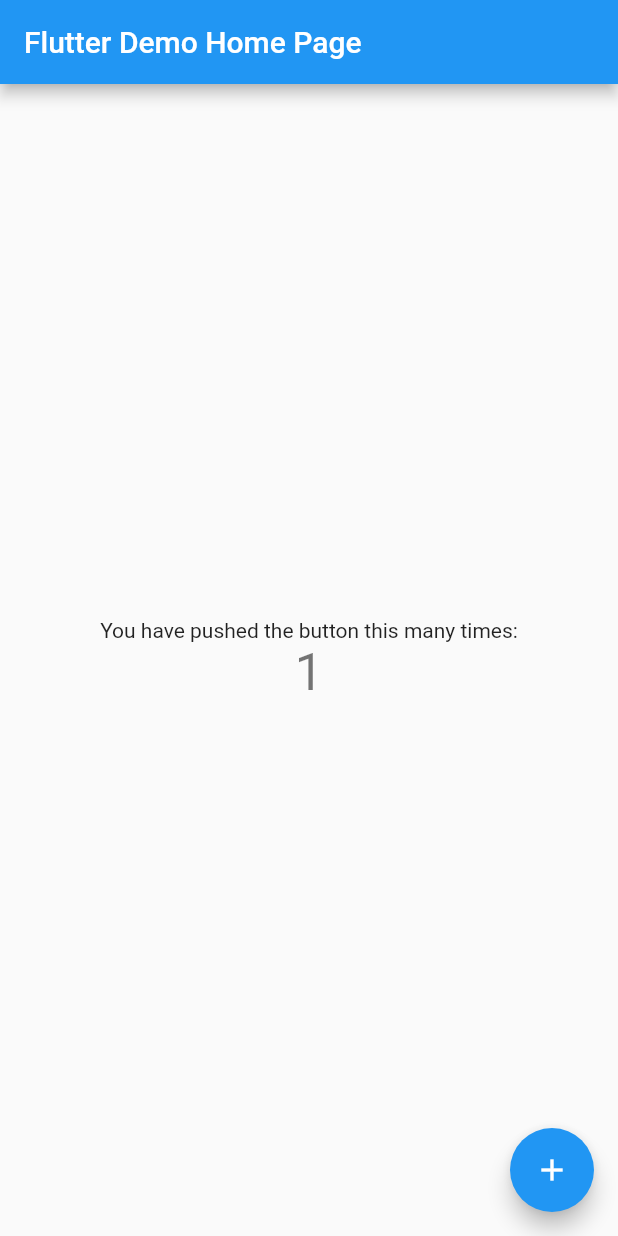
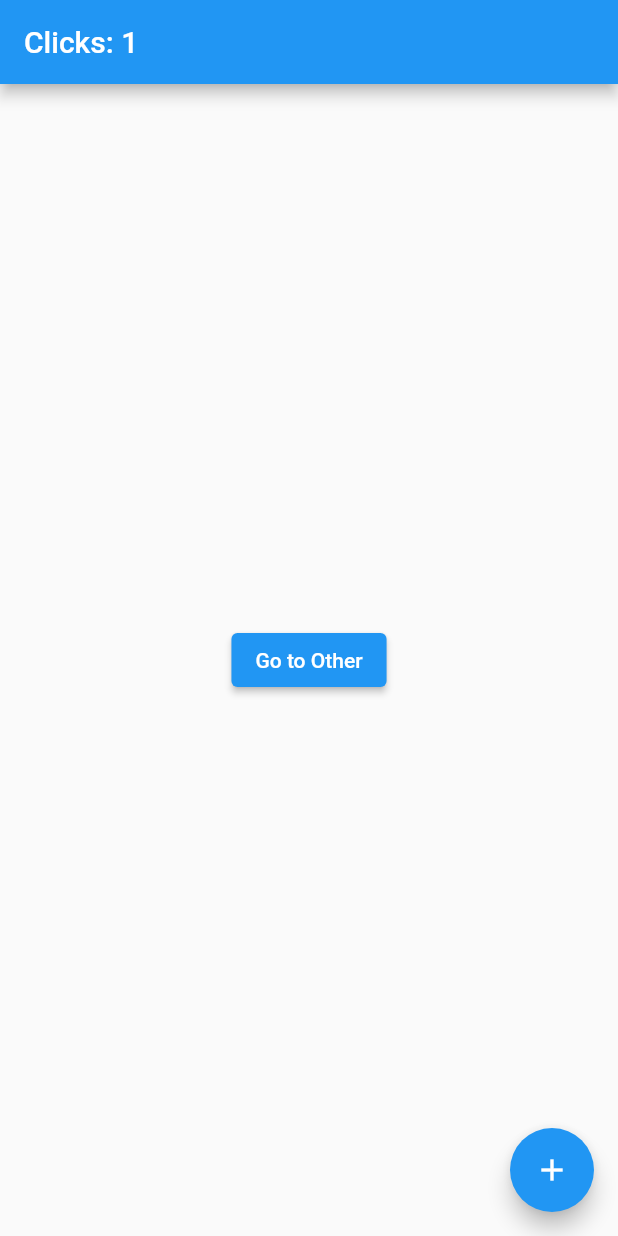
Before and after one commit to Not996NotOT/flutter_mirror, a Flutter app: the screen it shows after launch, after a tap on the "add" icon, on a phone screen of 412 x 824 dp. Run offline on Flutter 3.47's test engine with Material 2 defaults, Android fonts, the phone set to English and light mode, and no system bars; our stand-ins replace get; missing offline and left inert: reflectable; statements that could not run were skipped.

Commit message:
read changelog

```diff
--- /dev/null
+++ b/lib/api/Api.dart
@@ -0,0 +1,5 @@
+class Api {
+   get<T>(){
+
+   }
+}
--- /dev/null
+++ b/lib/api/CounterApi.dart
@@ -0,0 +1,21 @@
+import 'package:flutter_mirror/base/BaseApi.dart';
+import 'package:flutter_mirror/model/common/Result.dart';
+import 'package:flutter_mirror/model/dto/CounterDTO.dart';
+
+import '../utils/Reflect.dart';
+
+const countData = """
+{
+	"message": "",
+	"code": "000000",
+	"data": {
+		"count": 1
+	}
+}
+""";
+
+class CounterApi extends BaseApi {
+  Future<CounterDTO> getCounter() async {
+     return await this.get(countData);
+  }
+}
--- /dev/null
+++ b/lib/api/TodoApi.dart
@@ -0,0 +1,3 @@
+class TodoApi {
+
+}
--- /dev/null
+++ b/lib/base/BaseApi.dart
@@ -0,0 +1,9 @@
+import '../model/common/Result.dart';
+import '../utils/Reflect.dart';
+
+class BaseApi {
+  Future<T> get<T>(String json) async {
+    var result = MyReflect.reflectInstanceFromJson<Result>(json);
+    return await MyReflect.reflectInstanceFromMap<T>(result.data);
+  }
+}
--- /dev/null
+++ b/lib/base/BaseController.dart
@@ -0,0 +1,5 @@
+import 'package:get/get.dart';
+
+class BaseController extends GetxController {
+
+}
--- a/lib/main.dart
+++ b/lib/main.dart
@@ -1,35 +1,47 @@
 import 'package:flutter/material.dart';
+import 'package:flutter_mirror/api/CounterApi.dart';
+import 'package:flutter_mirror/api/TodoApi.dart';
 import 'package:flutter_mirror/main.reflectable.dart';
-import 'package:flutter_mirror/model/Person.dart';
+import 'package:flutter_mirror/pages/Todo.dart';
 import 'package:flutter_mirror/utils/Reflect.dart';
 import 'package:reflectable/reflectable.dart';
+import 'package:get/get.dart';
+import 'model/common/Result.dart';
 
 void main() {
   initializeReflectable();
+  void main() => runApp(GetMaterialApp(home: MyApp()));
+//   var json = """
+// {
+//   "code":"0000",
+//   "message":"获取数据成功",
+//   "data":{
+//     "firstName": "zhang",
+//     "lastName": "xing",
+//     "info": [
+//       {
+//         "phone": "17749531388",
+//         "address": "小区1",
+//         "rooms": [
+//           {"name": "room1", "area": 130}
+//         ]
+//       }
+//     ]
+//   }
+// }
 
-  var json = """
-{
-    "firstName": "zhang",
-    "lastName": "xing",
-    "info": [
-      {
-        "phone": "17749531388",
-        "address": "小区1",
-        "rooms": [
-          {"name": "room1", "area": 130}
-        ]
-      }
-    ]
-  }
-""";
+// """;
 
-  var personInstance = MyReflect.reflectInstanceFromJson<Person>(json);
-  print(personInstance.firstName + personInstance.lastName);
-  print(personInstance.info[0].phone);
-  print(personInstance.info[0].address);
-  print(personInstance.info[0].rooms[0].name);
-  print(personInstance.info[0].rooms[0].area);
-  runApp(const MyApp());
+//   var result = MyReflect.reflectInstanceFromJson<Result>(json);
+//   print(result.message);
+//   var personInstance = MyReflect.reflectInstanceFromMap<Person>(result.data);
+//   // var personInstance = MyReflect.reflectInstanceFromJson<Person>(result.data);
+//   print(personInstance.firstName + personInstance.lastName);
+//   print(personInstance.info[0].phone);
+//   print(personInstance.info[0].address);
+//   print(personInstance.info[0].rooms[0].name);
+//   print(personInstance.info[0].rooms[0].area);
+//   runApp(const MyApp());
 }
 
 class MyApp extends StatelessWidget {
@@ -52,101 +64,7 @@
         // is not restarted.
         primarySwatch: Colors.blue,
       ),
-      home: const MyHomePage(title: 'Flutter Demo Home Page'),
+      home: const Todo(),
     );
   }
 }
-
-class MyHomePage extends StatefulWidget {
-  const MyHomePage({Key? key, required this.title}) : super(key: key);
-
-  // This widget is the home page of your application. It is stateful, meaning
-  // that it has a State object (defined below) that contains fields that affect
-  // how it looks.
-
-  // This class is the configuration for the state. It holds the values (in this
-  // case the title) provided by the parent (in this case the App widget) and
-  // used by the build method of the State. Fields in a Widget subclass are
-  // always marked "final".
-
-  final String title;
-
-  @override
-  State<MyHomePage> createState() => _MyHomePageState();
-}
-
-class _MyHomePageState extends State<MyHomePage> {
-  int _counter = 0;
-
-  @override
-  void initState() {
-    super.initState();
-    // InstanceMirror instanceMirror = myReflectable.reflect(A());
-    // ClassMirror classMirror = myReflectable.reflectType(A) as ClassMirror;
-    // print(instanceMirror.invoke("abc", []));
-    // print(classMirror.invoke("acc", []));
-  }
-
-  void _incrementCounter() {
-    setState(() {
-      // This call to setState tells the Flutter framework that something has
-      // changed in this State, which causes it to rerun the build method below
-      // so that the display can reflect the updated values. If we changed
-      // _counter without calling setState(), then the build method would not be
-      // called again, and so nothing would appear to happen.
-      _counter++;
-    });
-  }
-
-  @override
-  Widget build(BuildContext context) {
-    // This method is rerun every time setState is called, for instance as done
-    // by the _incrementCounter method above.
-    //
-    // The Flutter framework has been optimized to make rerunning build methods
-    // fast, so that you can just rebuild anything that needs updating rather
-    // than having to individually change instances of widgets.
-    return Scaffold(
-      appBar: AppBar(
-        // Here we take the value from the MyHomePage object that was created by
-        // the App.build method, and use it to set our appbar title.
-        title: Text(widget.title),
-      ),
-      body: Center(
-        // Center is a layout widget. It takes a single child and positions it
-        // in the middle of the parent.
-        child: Column(
-          // Column is also a layout widget. It takes a list of children and
-          // arranges them vertically. By default, it sizes itself to fit its
-          // children horizontally, and tries to be as tall as its parent.
-          //
-          // Invoke "debug painting" (press "p" in the console, choose the
-          // "Toggle Debug Paint" action from the Flutter Inspector in Android
-          // Studio, or the "Toggle Debug Paint" command in Visual Studio Code)
-          // to see the wireframe for each widget.
-          //
-          // Column has various properties to control how it sizes itself and
-          // how it positions its children. Here we use mainAxisAlignment to
-          // center the children vertically; the main axis here is the vertical
-          // axis because Columns are vertical (the cross axis would be
-          // horizontal).
-          mainAxisAlignment: MainAxisAlignment.center,
-          children: <Widget>[
-            const Text(
-              'You have pushed the button this many times:',
-            ),
-            Text(
-              '$_counter',
-              style: Theme.of(context).textTheme.headline4,
-            ),
-          ],
-        ),
-      ),
-      floatingActionButton: FloatingActionButton(
-        onPressed: _incrementCounter,
-        tooltip: 'Increment',
-        child: const Icon(Icons.add),
-      ), // This trailing comma makes auto-formatting nicer for build methods.
-    );
-  }
-}
--- a/lib/model/Person.dart
+++ b/lib/model/dto/Person.dart
@@ -1,6 +1,6 @@
 import 'package:json_annotation/json_annotation.dart';
 import 'package:reflectable/reflectable.dart';
-import '../utils/Reflect.dart';
+import '../../utils/Reflect.dart';
 part 'Person.g.dart';
 
 class MetaReflector extends Reflectable {
@@ -8,6 +8,7 @@
 }
 
 @JsonSerializable()
+@myReflectable
 class Room {
   final String name;
   final int area;
--- /dev/null
+++ b/lib/modules/todomodule/controller/TodoController.dart
@@ -0,0 +1,15 @@
+import 'package:flutter_mirror/api/CounterApi.dart';
+import 'package:flutter_mirror/base/BaseController.dart';
+import 'package:get/get.dart';
+
+class TodoController extends BaseController {
+  var count = 0.obs;
+  final CounterApi counterApi = new CounterApi();
+  increment() => count++;
+  @override
+  void onInit() async {
+    super.onInit();
+    var data = await this.counterApi.getCounter();
+    this.count.value = data.count;
+  }
+}
--- /dev/null
+++ b/lib/modules/todomodule/view/TodoView.dart
@@ -0,0 +1,22 @@
+import 'package:flutter/material.dart';
+import 'package:get/get.dart';
+import '../controller/TodoController.dart';
+
+class TodoView extends StatelessWidget {
+  @override
+  Widget build(context) {
+    // Instantiate your class using Get.put() to make it available for all "child" routes there.
+    final TodoController c = Get.put(TodoController());
+
+    return Scaffold(
+        // Use Obx(()=> to update Text() whenever count is changed.
+        appBar: AppBar(title: Obx(() => Text("Clicks: ${c.count}"))),
+
+        // Replace the 8 lines Navigator.push by a simple Get.to(). You don't need context
+        body: Center(
+            child: ElevatedButton(
+                child: Text("Go to Other"), onPressed: () => {})),
+        floatingActionButton: FloatingActionButton(
+            child: Icon(Icons.add), onPressed: c.increment));
+  }
+}
--- /dev/null
+++ b/lib/pages/Todo.dart
@@ -0,0 +1,12 @@
+import 'package:flutter/material.dart';
+
+import '../modules/todomodule/view/TodoView.dart';
+
+class Todo extends StatelessWidget {
+  const Todo({Key? key}) : super(key: key);
+
+  @override
+  Widget build(BuildContext context) {
+    return TodoView();
+  }
+}
--- a/lib/utils/Reflect.dart
+++ b/lib/utils/Reflect.dart
@@ -1,4 +1,5 @@
 import 'dart:convert';
+import 'package:flutter_mirror/model/common/Result.dart';
 import 'package:reflectable/reflectable.dart';
 
 class MyReflectable extends Reflectable {
@@ -10,9 +11,10 @@
 const myReflectable = MyReflectable();
 
 class MyReflect {
-  static T reflectInstanceFromMap<T>(Map<String, dynamic> map) {
+  static T reflectInstanceFromMap<T>(Map<String, dynamic> map,
+      {methodName = "fromJson"}) {
     ClassMirror classMirror = myReflectable.reflectType(T) as ClassMirror;
-    var instance = classMirror.newInstance("fromJson", [map]) as T;
+    var instance = classMirror.newInstance(methodName, [map]) as T;
     return instance;
   }
 
@@ -20,4 +22,9 @@
     Map<String, dynamic> map = jsonDecode(json);
     return reflectInstanceFromMap(map);
   }
+
+  static T reflectDefaultInstance<T>() {
+    ClassMirror classMirror = myReflectable.reflectType(T) as ClassMirror;
+    return classMirror.newInstance(T.runtimeType.toString(), []) as T;
+  }
 }
--- a/pubspec.yaml
+++ b/pubspec.yaml
@@ -33,8 +33,9 @@
 
   # The following adds the Cupertino Icons font to your application.
   # Use with the CupertinoIcons class for iOS style icons.
+
+  cupertino_icons: ^1.0.2
   reflectable: any
-  cupertino_icons: ^1.0.2
   get: ^4.6.1
 
 dev_dependencies:
@@ -42,7 +43,7 @@
     sdk: flutter
   build_runner: any
   built_value_generator: any
-  json_serializable: ^4.1.3
+  json_serializable: any
 
   # The "flutter_lints" package below contains a set of recommended lints to
   # encourage good coding practices. The lint set provided by the package is
```
Also changed, not shown: lib/main.reflectable.dart (+76 -35 lines), lib/model/common/Result.dart (added, +20 -0 lines), lib/model/dto/CounterDTO.dart (added, +19 -0 lines), lib/enum/ResultStatusEnum.dart (added), lib/model/common/Result.g.dart (added), lib/model/dto/CounterDTO.g.dart (added), lib/model/dto/Person.g.dart (renamed from lib/model/Person.g.dart), pubspec.lock, 1 other file.
